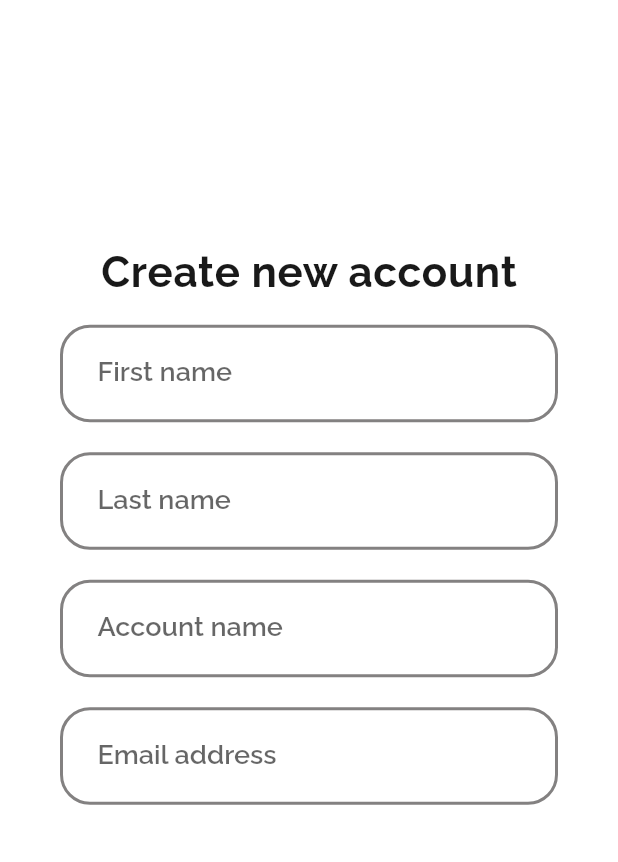
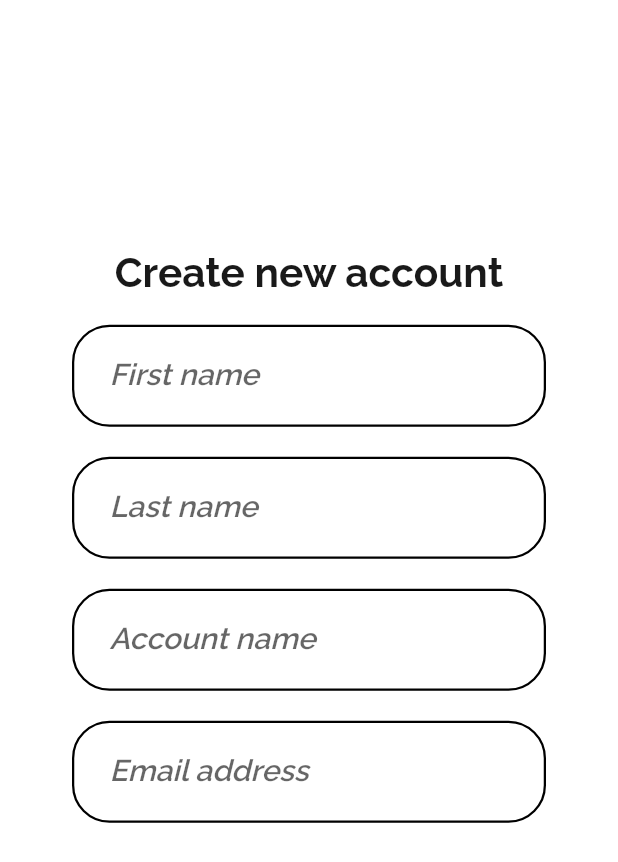
Before and after one commit to CS426FinalProject/eazylearn-frontend, a Flutter app: the screen it shows after launch, after a tap on "I want to register", on a phone screen of 412 x 824 dp. Shown: the top 862 px of the screen. Run offline on Flutter 3.47's test engine with Material 2 defaults, Android fonts, the light colour scheme and no system bars; our stand-ins replace email_validator, expandable; accounts and stored records are empty.

Commit message:
Revert "Update theme for signup screens"
This reverts commit 1fb861e892f2b595c23a3e6a7511ad8c5f3a1ceb.

```diff
--- a/lib/constants/textfield_outlines.dart
+++ b/lib/constants/textfield_outlines.dart
@@ -1,18 +1,17 @@
 import 'package:final_cs426/constants/color.dart';
-import 'package:final_cs426/constants/colors.dart';
 import 'package:flutter/material.dart';
 
 OutlineInputBorder outline = OutlineInputBorder(
-  borderRadius: BorderRadius.circular(20.0),
-  borderSide: BorderSide(color: kEzLearnBlack, width: 2),
+  borderRadius: BorderRadius.circular(25.0),
+  borderSide: BorderSide(color: Colors.black, width: 1.5),
 );
 
 OutlineInputBorder outlineBlue = OutlineInputBorder(
-  borderRadius: BorderRadius.circular(20.0),
-  borderSide: BorderSide(color: kEzLearnBlue600, width: 2),
+  borderRadius: BorderRadius.circular(25.0),
+  borderSide: BorderSide(color: primaryColor, width: 1.5),
 );
 
 OutlineInputBorder errorOutline = OutlineInputBorder(
-  borderRadius: BorderRadius.circular(20.0),
-  borderSide: BorderSide(color: kEzLearnErrorRed, width: 2),
+  borderRadius: BorderRadius.circular(25.0),
+  borderSide: BorderSide(color: Colors.red, width: 1.5),
 );
--- a/lib/screens/signup_screens/basic_information_screen.dart
+++ b/lib/screens/signup_screens/basic_information_screen.dart
@@ -40,7 +40,6 @@
           ),
           width: double.infinity,
           child: Column(
-            crossAxisAlignment: CrossAxisAlignment.stretch,
             children: [
               Expanded(
                 flex: 2,
@@ -48,16 +47,15 @@
                   alignment: Alignment.bottomCenter,
                   child: Text(
                     "Create new account",
-                    style: Theme.of(context).textTheme.headline5,
+                    style: TextStyle(fontSize: 27, fontWeight: FontWeight.bold),
                   ),
                 ),
               ),
               Expanded(
                 flex: MediaQuery.of(context).viewInsets.bottom == 0 ? 5 : 7,
                 child: Padding(
-                  padding: const EdgeInsets.symmetric(vertical: 8.0),
+                  padding: const EdgeInsets.all(8.0),
                   child: ListView(
-                    physics: BouncingScrollPhysics(),
                     children: [
                       _generateTextFormField(
                           hintText: "First name",
@@ -99,36 +97,29 @@
                                       "email": email
                                     };
                                     print(user);
-                                  Navigator.of(context).push(MaterialPageRoute(
-                                      builder: (context) => PasswordScreen(
+                                    Navigator.of(context).push(
+                                        MaterialPageRoute(
+                                            builder: (context) =>
+                                                PasswordScreen(
                                                   user: user,
                                                 )));
                                   },
                                   child: Text(
                                     "Next",
-                                  style: Theme.of(context)
-                                      .textTheme
-                                      .headline5
-                                      .copyWith(
-                                        color: Theme.of(context)
-                                            .colorScheme
-                                            .onPrimary,
-                                      ),
+                                    style: TextStyle(fontSize: 20),
                                   ),
                                   style: ButtonStyle(
-                                  backgroundColor: MaterialStateProperty.all(
-                                      Theme.of(context).colorScheme.primary),
+                                      backgroundColor:
+                                          MaterialStateProperty.all(
+                                              primaryColor),
                                       minimumSize: MaterialStateProperty.all(
-                                      Size(double.infinity, 60)),
+                                          Size(300, 55)),
                                       shape: MaterialStateProperty.all(
                                           RoundedRectangleBorder(
                                               borderRadius:
-                                              BorderRadius.circular(20))),
-                                ),
+                                                  BorderRadius.circular(18)))),
                                 )
-                            : SizedBox.shrink(),
-                      ),
-                    )
+                              : SizedBox.shrink()))
                   : SizedBox.shrink(),
             ],
           ),
@@ -163,17 +154,19 @@
         onChanged: (value) {
           onTextChanged(value);
         },
-        style: Theme.of(context).textTheme.headline6,
+        style: TextStyle(fontSize: 20),
         decoration: InputDecoration(
+          hintText: hintText,
           labelText: hintText,
           errorText: !isFirst &&
                   hintText == "Email address" &&
                   !EmailValidator.validate(email)
               ? "Your email is invalid"
               : null,
+          hintStyle: TextStyle(fontSize: 20),
           contentPadding: EdgeInsets.fromLTRB(25, 20, 10, 20),
-          focusedBorder: Theme.of(context).inputDecorationTheme.focusedBorder,
-          enabledBorder: Theme.of(context).inputDecorationTheme.border,
+          focusedBorder: outline,
+          enabledBorder: outline,
           errorBorder: errorOutline,
           focusedErrorBorder: errorOutline,
         ),
--- a/lib/screens/splash_screen.dart
+++ b/lib/screens/splash_screen.dart
@@ -30,23 +30,11 @@
           height: init ? MediaQuery.of(context).size.height : 250,
           width: MediaQuery.of(context).size.width,
           alignment: init ? Alignment.center : Alignment.bottomCenter,
-          child: RichText(
+          child: Text(
+            "WELCOME TO\nEAZYLEARN",
             textAlign: TextAlign.center,
-            text: TextSpan(
-              text: 'Welcome to\n',
-              style: Theme.of(context).textTheme.headline4.copyWith(
-                    fontSize: 24,
-                    color: Theme.of(context).colorScheme.primary,
-                  ),
-              children: <TextSpan>[
-                TextSpan(
-                  text: 'EazyLearn'.toUpperCase(),
-                  style: Theme.of(context).textTheme.headline4.copyWith(
-                        color: Theme.of(context).colorScheme.primary,
-                      ),
-                )
-              ],
-            ),
+            style: TextStyle(
+                fontSize: 35, fontWeight: FontWeight.bold, color: primaryColor),
           ),
         ),
         Center(
@@ -72,13 +60,10 @@
           },
           child: Text(
             "I want to register",
-            style: Theme.of(context).textTheme.headline5.copyWith(
-                  color: Theme.of(context).colorScheme.onPrimary,
-                ),
+            style: TextStyle(fontSize: 25, fontWeight: FontWeight.bold),
           ),
           style: ButtonStyle(
-              backgroundColor: MaterialStateProperty.all(
-                  Theme.of(context).colorScheme.primary),
+              backgroundColor: MaterialStateProperty.all(primaryColor),
               minimumSize: MaterialStateProperty.all(Size(300, 60)),
               shape: MaterialStateProperty.all(RoundedRectangleBorder(
                   borderRadius: BorderRadius.circular(18)))),
@@ -90,7 +75,7 @@
           onPressed: () {},
           child: Text(
             "I have an account",
-            style: Theme.of(context).textTheme.headline5,
+            style: TextStyle(fontSize: 25),
           ),
         )
       ],
```
Also changed, not shown: lib/screens/signup_screens/password_screen.dart (+16 -12 lines). Lines whose indentation alone changed are shown as unchanged.
